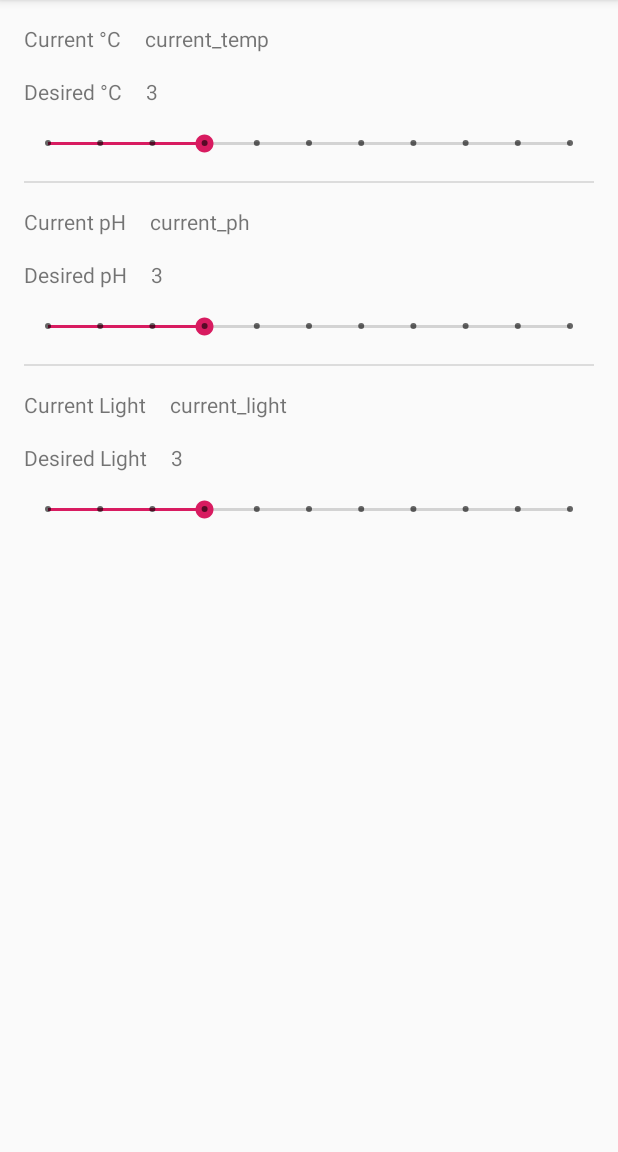
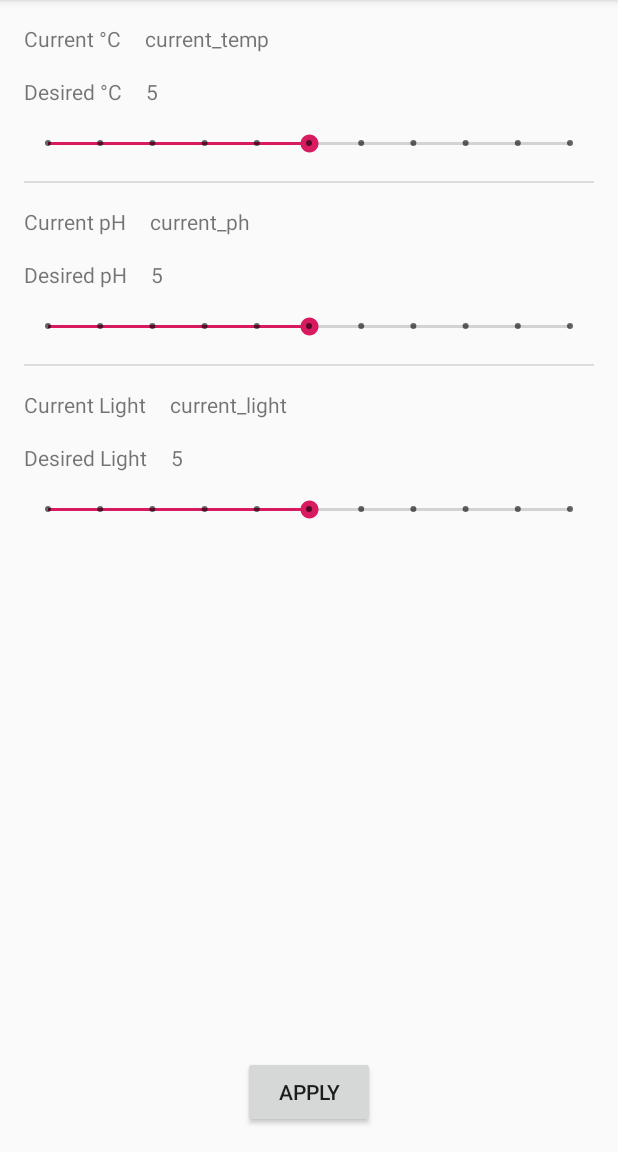
Before and after one commit to Tripe2000/Tomato, an Android app: the screen it shows after launch (SensorFeedActivity), after a tap on "SENSOR FEED", on a phone screen of 412 x 824 dp, the part 84-1236 px from its top. Run offline under Robolectric (Android 15) with nearby library versions, the phone set to English and light mode, and no system bars.

Commit message:
added data persistence and confirmation button to sensor feed layout

```diff
--- a/app/src/main/java/com/tomatoapp/tomatocontroller/MainActivity.java
+++ b/app/src/main/java/com/tomatoapp/tomatocontroller/MainActivity.java
@@ -6,11 +6,14 @@ import android.os.Bundle;
 import android.view.View;
 
 public class MainActivity extends AppCompatActivity {
+    public static String PACKAGE_NAME;
 
     @Override
     protected void onCreate(Bundle savedInstanceState) {
         super.onCreate(savedInstanceState);
         setContentView(R.layout.activity_main);
+
+        PACKAGE_NAME = getApplicationContext().getPackageName();
     }
 
     public void goToSensorFeedActivity(View view) {
--- a/app/src/main/java/com/tomatoapp/tomatocontroller/SensorFeedActivity.java
+++ b/app/src/main/java/com/tomatoapp/tomatocontroller/SensorFeedActivity.java
@@ -1,28 +1,58 @@
 package com.tomatoapp.tomatocontroller;
 
+import android.content.Context;
+import android.content.SharedPreferences;
 import android.support.v7.app.AppCompatActivity;
 import android.os.Bundle;
+import android.view.View;
 import android.widget.SeekBar;
 import android.widget.TextView;
 
+import static com.tomatoapp.tomatocontroller.MainActivity.PACKAGE_NAME;
+
 public class SensorFeedActivity extends AppCompatActivity {
+    SharedPreferences prefs;
+    SharedPreferences.Editor editor;
+    SeekBar seekBar_A;
+    SeekBar seekBar_B;
+    SeekBar seekBar_C;
+    TextView textView_A;
+    TextView textView_B;
+    TextView textView_C;
+
+    private void init() {
+        //setup data persistence
+        prefs = this.getSharedPreferences(PACKAGE_NAME, Context.MODE_PRIVATE);;
+        editor = prefs.edit();;
+
+        //widgets
+        seekBar_A = (SeekBar)findViewById(R.id.seekBar);
+        seekBar_B = (SeekBar)findViewById(R.id.seekBar2);
+        seekBar_C = (SeekBar)findViewById(R.id.seekBar3);
+        textView_A = (TextView)findViewById(R.id.textView4);
+        textView_B = (TextView)findViewById(R.id.textView7);
+        textView_C = (TextView)findViewById(R.id.textView12);
+    }
+
+    //widgets
 
     @Override
     protected void onCreate(Bundle savedInstanceState) {
         super.onCreate(savedInstanceState);
         setContentView(R.layout.activity_sensor_feed);
 
+        //init variables
+        init();
+
+        //set value of widgets
+        textView_A.setText(String.valueOf(prefs.getInt(PACKAGE_NAME + ".textview.a", 5)));
+        textView_B.setText(String.valueOf(prefs.getInt(PACKAGE_NAME + ".textview.b", 5)));
+        textView_C.setText(String.valueOf(prefs.getInt(PACKAGE_NAME + ".textview.c", 5)));
+        seekBar_A.setProgress(Integer.parseInt(textView_A.getText().toString()));
+        seekBar_B.setProgress(Integer.parseInt(textView_B.getText().toString()));
+        seekBar_C.setProgress(Integer.parseInt(textView_C.getText().toString()));
+
         //add seekbar listeners
-        SeekBar seekBar_A = (SeekBar)findViewById(R.id.seekBar);
-        SeekBar seekBar_B = (SeekBar)findViewById(R.id.seekBar2);
-        SeekBar seekBar_C = (SeekBar)findViewById(R.id.seekBar3);
-        final TextView textView_A = (TextView)findViewById(R.id.textView4);
-        final TextView textView_B = (TextView)findViewById(R.id.textView7);
-        final TextView textView_C = (TextView)findViewById(R.id.textView12);
-        textView_A.setText(String.valueOf(seekBar_A.getProgress()));
-        textView_B.setText(String.valueOf(seekBar_B.getProgress()));
-        textView_C.setText(String.valueOf(seekBar_C.getProgress()));
-
         seekBar_A.setOnSeekBarChangeListener(new SeekBar.OnSeekBarChangeListener() {
             @Override
             public void onProgressChanged(SeekBar seekBar, int progress, boolean fromUser) {
@@ -59,4 +89,11 @@ public class SensorFeedActivity extends AppCompatActivity {
             public void onStopTrackingTouch(SeekBar seekBar) {}
         });
     }
+
+    public void apply(View view) {
+        editor.putInt(PACKAGE_NAME + ".textview.a", Integer.parseInt(textView_A.getText().toString()));
+        editor.putInt(PACKAGE_NAME + ".textview.b", Integer.parseInt(textView_B.getText().toString()));
+        editor.putInt(PACKAGE_NAME + ".textview.c", Integer.parseInt(textView_C.getText().toString()));
+        editor.apply();
+    }
 }
--- a/app/src/main/res/layout/activity_sensor_feed.xml
+++ b/app/src/main/res/layout/activity_sensor_feed.xml
@@ -209,4 +209,15 @@
         app:layout_constraintStart_toStartOf="parent"
         app:layout_constraintTop_toBottomOf="@+id/textView11" />
 
+    <Button
+        android:id="@+id/button3"
+        android:layout_width="wrap_content"
+        android:layout_height="wrap_content"
+        android:layout_marginBottom="16dp"
+        android:onClick="apply"
+        android:text="@string/confirm_label"
+        app:layout_constraintBottom_toBottomOf="parent"
+        app:layout_constraintEnd_toEndOf="parent"
+        app:layout_constraintStart_toStartOf="parent" />
+
 </android.support.constraint.ConstraintLayout>
--- a/app/src/main/res/values/strings.xml
+++ b/app/src/main/res/values/strings.xml
@@ -14,4 +14,5 @@
     <string name="autotempcontrol_label">Automatic Temperature Control</string>
     <string name="autophcontrol_label">Automatic pH Control</string>
     <string name="autolightcontrol_label">Automatic Light Control</string>
+    <string name="confirm_label">Apply</string>
 </resources>
```
Also changed, not shown: app/src/main/java/com/tomatoapp/tomatocontroller/ControlSettingsActivity.java (+72 -0 lines).
